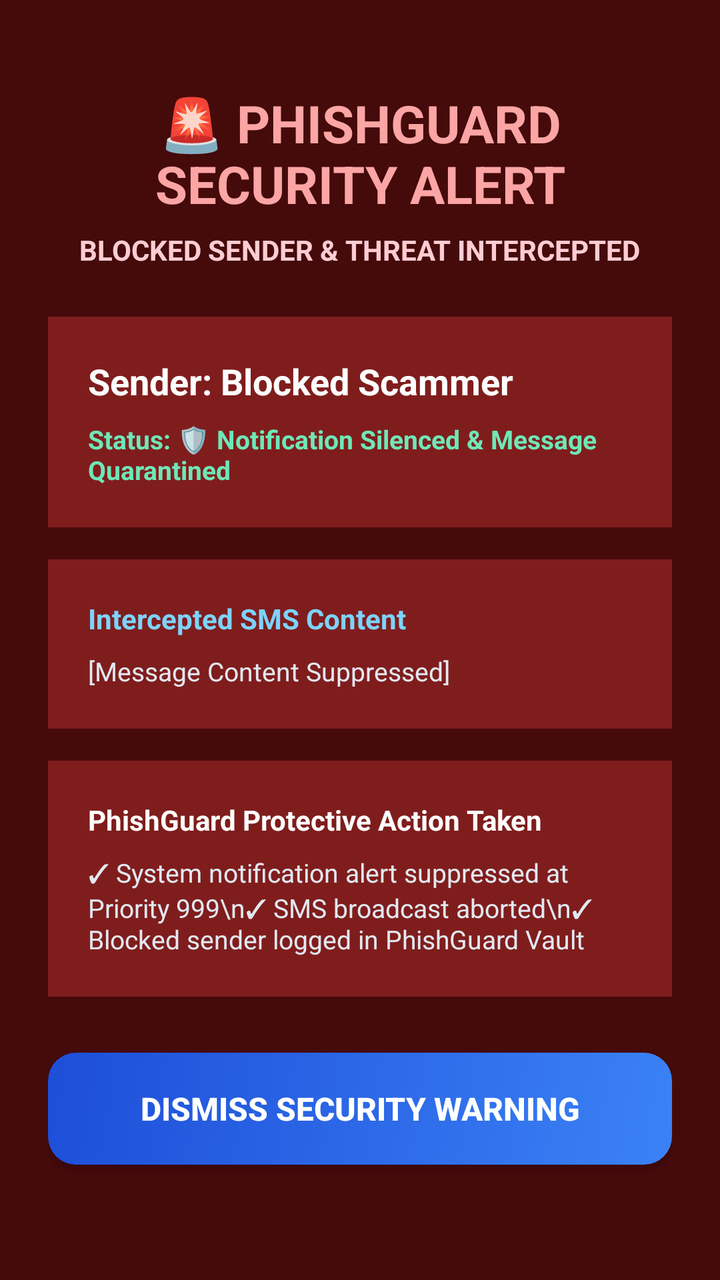
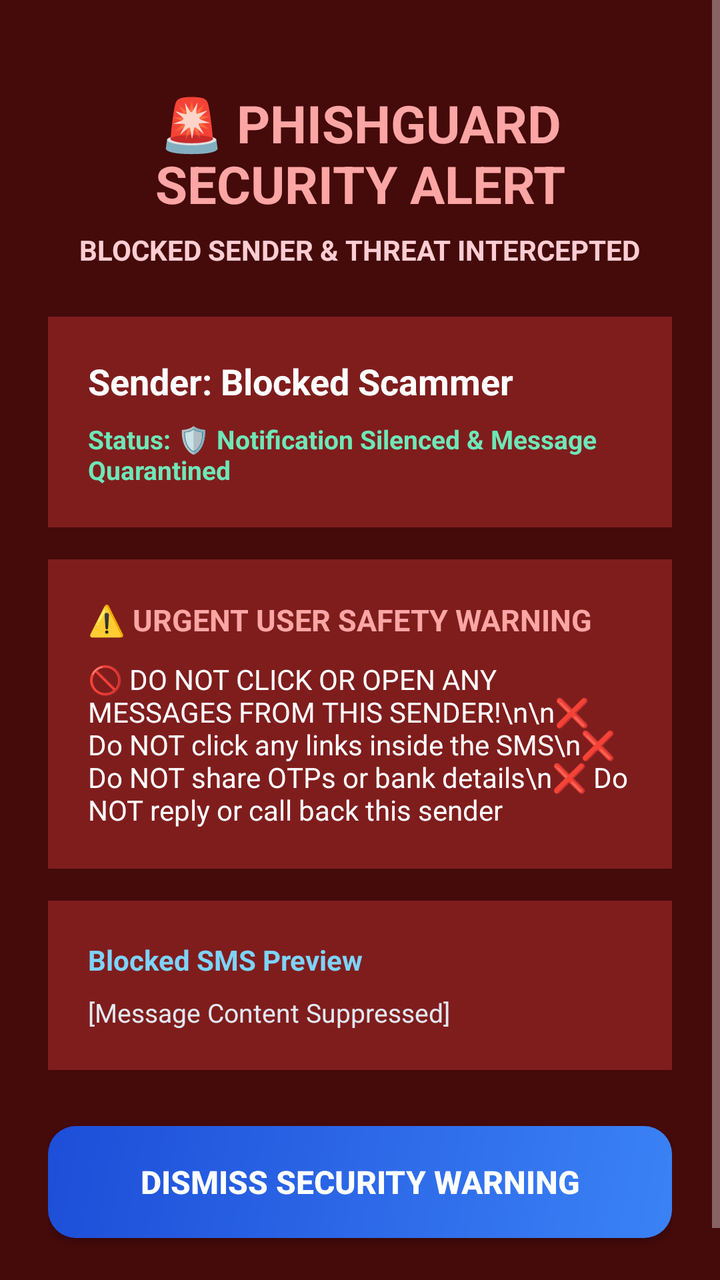

The first picture is an Android layout as it rendered before a commit; the second is the same layout after the commit. The layout source and the unified diff follow.
<!-- AndroidManifest.xml: activity theme Theme.AppCompat.NoActionBar -->
<!-- res/layout/activity_alert.xml -->
<?xml version="1.0" encoding="utf-8"?>
<ScrollView xmlns:android="http://schemas.android.com/apk/res/android"
    android:layout_width="match_parent"
    android:layout_height="match_parent"
    android:background="#450A0A"
    android:fillViewport="true">

    <LinearLayout
        android:layout_width="match_parent"
        android:layout_height="wrap_content"
        android:orientation="vertical"
        android:padding="24dp"
        android:gravity="center_horizontal">

        <TextView
            android:id="@+id/tvAlertHeader"
            android:layout_width="wrap_content"
            android:layout_height="wrap_content"
            android:text="🚨 PHISHGUARD SECURITY ALERT"
            android:textColor="#FCA5A5"
            android:textStyle="bold"
            android:textSize="26sp"
            android:gravity="center"
            android:layout_marginTop="20dp"/>

        <TextView
            android:id="@+id/tvAlertSubtitle"
            android:layout_width="wrap_content"
            android:layout_height="wrap_content"
            android:text="BLOCKED SENDER &amp; THREAT INTERCEPTED"
            android:textColor="#FECDD3"
            android:textSize="14sp"
            android:textStyle="bold"
            android:layout_marginTop="6dp"/>

        
        <LinearLayout
            android:layout_width="match_parent"
            android:layout_height="wrap_content"
            android:orientation="vertical"
            android:background="#7F1D1D"
            android:padding="20dp"
            android:layout_marginTop="24dp">

            <TextView
                android:id="@+id/tvSenderHeader"
                android:layout_width="wrap_content"
                android:layout_height="wrap_content"
                android:text="Sender: Blocked Scammer"
                android:textColor="#FFFFFF"
                android:textSize="18sp"
                android:textStyle="bold"/>

            <TextView
                android:id="@+id/tvRiskScore"
                android:layout_width="wrap_content"
                android:layout_height="wrap_content"
                android:text="Status: 🛡️ Notification Silenced &amp; Message Quarantined"
                android:textColor="#6EE7B7"
                android:textSize="13sp"
                android:textStyle="bold"
                android:layout_marginTop="8dp"/>

        </LinearLayout>

        
        <LinearLayout
            android:layout_width="match_parent"
            android:layout_height="wrap_content"
            android:orientation="vertical"
            android:background="#7F1D1D"
            android:padding="20dp"
            android:layout_marginTop="16dp">

            <TextView
                android:layout_width="wrap_content"
                android:layout_height="wrap_content"
                android:text="Intercepted SMS Content"
                android:textColor="#7DD3FC"
                android:textStyle="bold"
                android:textSize="14sp"/>

            <TextView
                android:id="@+id/tvAlertMessageBody"
                android:layout_width="wrap_content"
                android:layout_height="wrap_content"
                android:text="[Message Content Suppressed]"
                android:textColor="#E2E8F0"
                android:textSize="13sp"
                android:layout_marginTop="8dp"/>

        </LinearLayout>

        
        <LinearLayout
            android:layout_width="match_parent"
            android:layout_height="wrap_content"
            android:orientation="vertical"
            android:background="#7F1D1D"
            android:padding="20dp"
            android:layout_marginTop="16dp">

            <TextView
                android:layout_width="wrap_content"
                android:layout_height="wrap_content"
                android:text="PhishGuard Protective Action Taken"
                android:textColor="#FFFFFF"
                android:textStyle="bold"
                android:textSize="14sp"/>

            <TextView
                android:layout_width="wrap_content"
                android:layout_height="wrap_content"
                android:text="✓ System notification alert suppressed at Priority 999\n✓ SMS broadcast aborted\n✓ Blocked sender logged in PhishGuard Vault"
                android:textColor="#E2E8F0"
                android:textSize="13sp"
                android:layout_marginTop="8dp"/>

        </LinearLayout>

        <android.widget.Button
            android:id="@+id/btnDismissAlert"
            android:layout_width="match_parent"
            android:layout_height="56dp"
            android:text="DISMISS SECURITY WARNING"
            android:textAllCaps="false"
            android:textSize="16sp"
            android:textStyle="bold"
            android:background="@drawable/bg_button_primary"
            android:textColor="#FFFFFF"
            android:layout_marginTop="28dp"
            android:layout_marginBottom="24dp"/>

    </LinearLayout>

</ScrollView>
<!-- resources referenced by this layout -->
<resources>
  <!-- drawable bg_button_primary (drawable) -->
  <?xml version="1.0" encoding="utf-8"?>
  <shape xmlns:android="http://schemas.android.com/apk/res/android"
      android:shape="rectangle">
      <gradient
          android:angle="135"
          android:startColor="#3B82F6"
          android:endColor="#1D4ED8" />
      <corners android:radius="14dp" />
  </shape>
</resources>

<!-- the commit's change to res/layout/activity_alert.xml (unified diff, before → after) -->
@@ -75,19 +75,19 @@
             <TextView
                 android:layout_width="wrap_content"
                 android:layout_height="wrap_content"
-                android:text="Intercepted SMS Content"
-                android:textColor="#7DD3FC"
+                android:text="⚠️ URGENT USER SAFETY WARNING"
+                android:textColor="#FCA5A5"
                 android:textStyle="bold"
-                android:textSize="14sp"/>
+                android:textSize="15sp"/>
 
             <TextView
-                android:id="@+id/tvAlertMessageBody"
+                android:id="@+id/tvUserWarningText"
                 android:layout_width="wrap_content"
                 android:layout_height="wrap_content"
-                android:text="[Message Content Suppressed]"
-                android:textColor="#E2E8F0"
-                android:textSize="13sp"
-                android:layout_marginTop="8dp"/>
+                android:text="🚫 DO NOT CLICK OR OPEN ANY MESSAGES FROM THIS SENDER!\n\n❌ Do NOT click any links inside the SMS\n❌ Do NOT share OTPs or bank details\n❌ Do NOT reply or call back this sender"
+                android:textColor="#FFFFFF"
+                android:textSize="14sp"
+                android:layout_marginTop="10dp"/>
 
         </LinearLayout>
 
@@ -103,15 +103,16 @@
             <TextView
                 android:layout_width="wrap_content"
                 android:layout_height="wrap_content"
-                android:text="PhishGuard Protective Action Taken"
-                android:textColor="#FFFFFF"
+                android:text="Blocked SMS Preview"
+                android:textColor="#7DD3FC"
                 android:textStyle="bold"
                 android:textSize="14sp"/>
 
             <TextView
+                android:id="@+id/tvAlertMessageBody"
                 android:layout_width="wrap_content"
                 android:layout_height="wrap_content"
-                android:text="✓ System notification alert suppressed at Priority 999\n✓ SMS broadcast aborted\n✓ Blocked sender logged in PhishGuard Vault"
+                android:text="[Message Content Suppressed]"
                 android:textColor="#E2E8F0"
                 android:textSize="13sp"
                 android:layout_marginTop="8dp"/>
